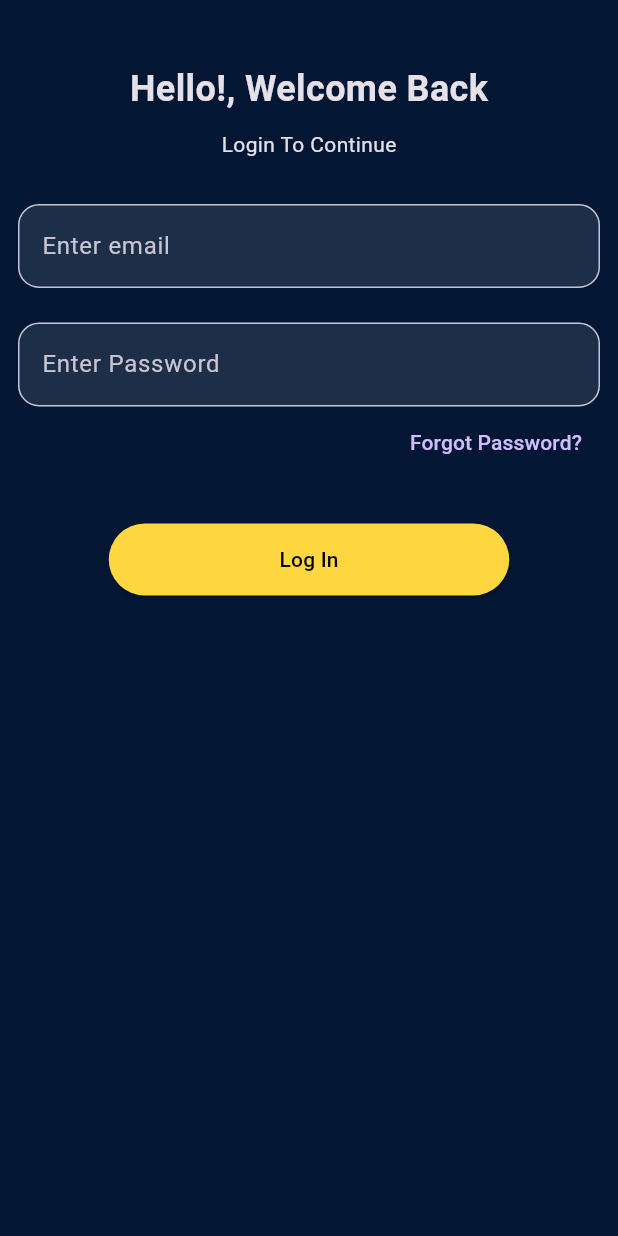
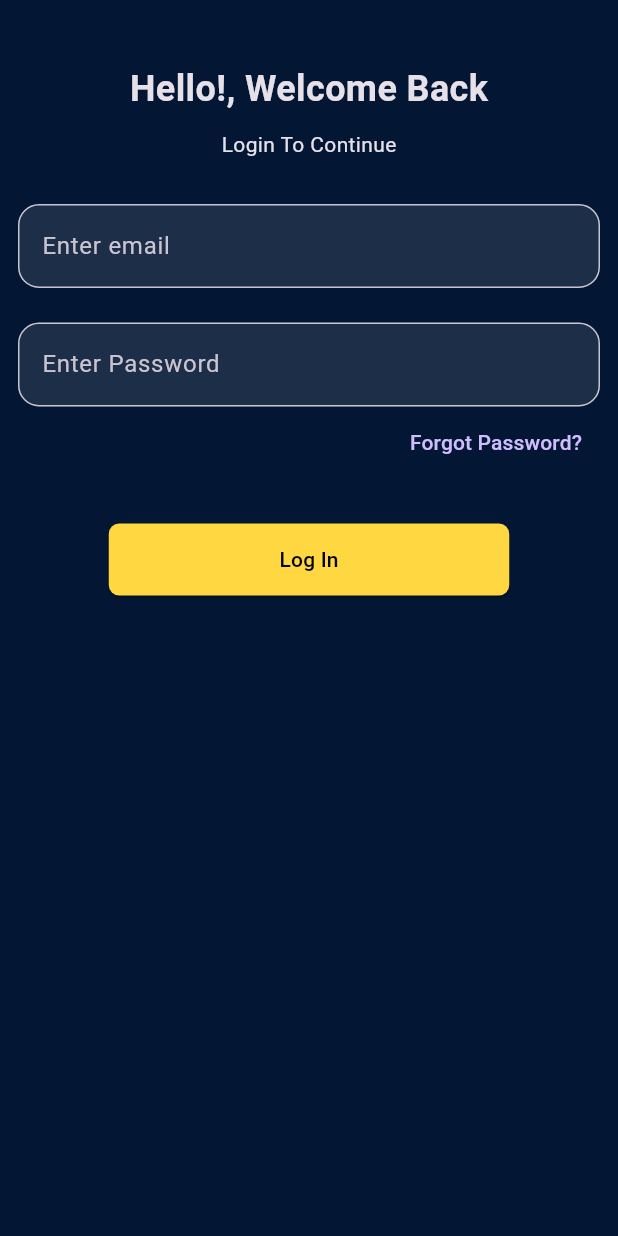
Before and after one commit to Jn-Sajol/Flutter-Map-Application, a Flutter app: the screen it shows after launch, on a phone screen of 412 x 824 dp. Run offline on Flutter 3.47's test engine with Material 3 defaults, Android fonts, the phone set to English and light mode, and no system bars.

Commit message:
styling homepage

```diff
--- a/lib/pages/homepage.dart
+++ b/lib/pages/homepage.dart
@@ -50,7 +50,7 @@ class HomePage extends StatelessWidget {
               child: TextButton(
                   onPressed: () {}, child: const Text('Forgot Password?')),
             ),
-            SizedBox(height: 30,),
+           const  SizedBox(height: 30,),
             SizedBox(
               // width: 45,
               child: ElevatedButton(
@@ -60,7 +60,12 @@ class HomePage extends StatelessWidget {
                         MaterialStatePropertyAll(Colors.amberAccent),
                     foregroundColor:
                         MaterialStatePropertyAll(Colors.white70),
-                        minimumSize: MaterialStatePropertyAll(Size(267, 48))
+                        minimumSize: MaterialStatePropertyAll(Size(267, 48)),
+                        shape: MaterialStatePropertyAll(
+                        RoundedRectangleBorder(
+                        borderRadius: BorderRadius.all(Radius.circular(7))
+                        )
+                        ),
                         ),
 
                 child: const Text("Log In", style: TextStyle(color: Colors.black),),
```
